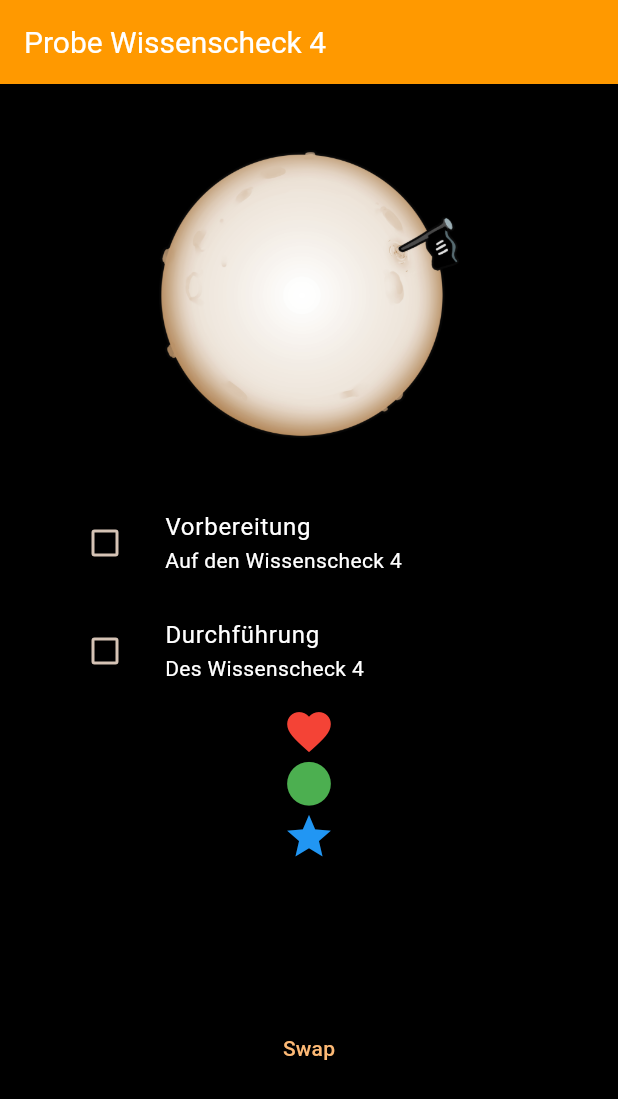
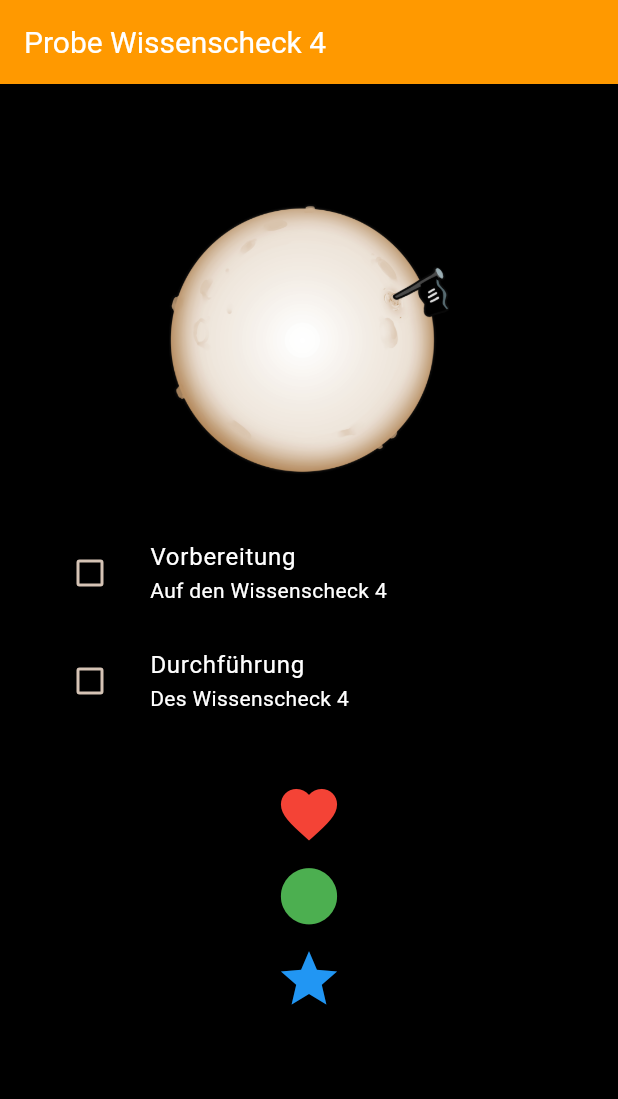
Before and after one commit to Serveronline73/sample_exam_4, a Flutter app: the screen it shows after launch, on a phone screen of 412 x 824 dp. Shown: the top 1099 px of the screen. Run offline on Flutter 3.47's test engine with Material 3 defaults, Android fonts, the phone set to English and light mode, and no system bars.

Commit message:
Es wurde ein Abstand für Symbole mit _swapStart Status implementiert

```diff
--- a/lib/src/sample_exam_screen.dart
+++ b/lib/src/sample_exam_screen.dart
@@ -11,6 +11,7 @@ class _SampleExamScreenState extends State<SampleExamScreen> {
   bool isChecked1 = false;
   bool isChecked2 = false;
   bool swapStart = true;
+  bool swapEnd = false;
 
   @override
   Widget build(BuildContext context) {
@@ -19,17 +20,21 @@ class _SampleExamScreenState extends State<SampleExamScreen> {
         appBar: AppBar(
           title: Text("Probe Wissenscheck 4"),
         ),
-        body: Padding(
-          padding: EdgeInsets.only(top: 40),
+        body: SingleChildScrollView(
+          child: Padding(
+            padding: EdgeInsets.only(top: 80),
             child: Column(
               mainAxisAlignment: MainAxisAlignment.start,
               children: [
                 Center(
-                child: Image.asset(width: 200, height: 200, "assets/moon.png"),
+                  child:
+                      Image.asset(width: 200, height: 180, "assets/moon.png"),
                 ),
                 SizedBox(height: 30),
                 Padding(
-                padding: const EdgeInsets.only(left: 30),
+                  padding: const EdgeInsets.only(
+                    left: 20,
+                  ),
                   child: ListTile(
                     title: Text(
                       "Vorbereitung",
@@ -51,7 +56,7 @@ class _SampleExamScreenState extends State<SampleExamScreen> {
                   ),
                 ),
                 Padding(
-                padding: const EdgeInsets.only(left: 30),
+                  padding: const EdgeInsets.only(left: 20),
                   child: ListTile(
                     title: Text("Durchführung",
                         style: TextStyle(color: Colors.white)),
@@ -68,17 +73,18 @@ class _SampleExamScreenState extends State<SampleExamScreen> {
                     ),
                   ),
                 ),
+                SizedBox(height: 30),
                 Column(
-                mainAxisAlignment: swapStart
-                    ? MainAxisAlignment.start
-                    : MainAxisAlignment.spaceBetween,
+                  mainAxisAlignment: MainAxisAlignment.center,
                   children: [
-                  Icon(Icons.favorite, color: Colors.red, size: 35),
-                  Icon(Icons.circle, color: Colors.green, size: 35),
-                  Icon(Icons.star, color: Colors.blue, size: 35),
+                    Icon(Icons.favorite, color: Colors.red, size: 45),
+                    SizedBox(height: swapStart ? 10 : 0),
+                    Icon(Icons.circle, color: Colors.green, size: 45),
+                    SizedBox(height: swapStart ? 10 : 0),
+                    Icon(Icons.star, color: Colors.blue, size: 45),
                   ],
                 ),
-              SizedBox(height: 100),
+                SizedBox(height: 180),
                 TextButton(
                   onPressed: () {
                     setState(() {
@@ -87,7 +93,9 @@ class _SampleExamScreenState extends State<SampleExamScreen> {
                   },
                   child: Text("Swap"),
                 ),
+                SizedBox(height: 30),
               ],
+            ),
           ),
         ));
   }
```
Lines whose indentation alone changed are shown as unchanged.
